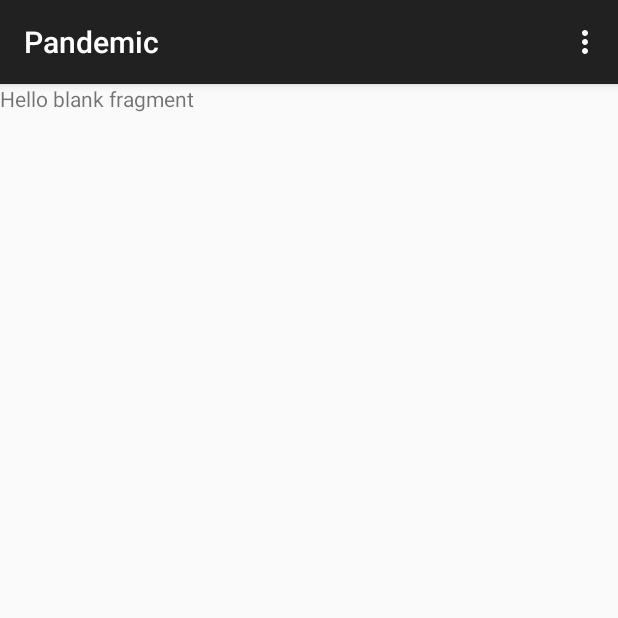
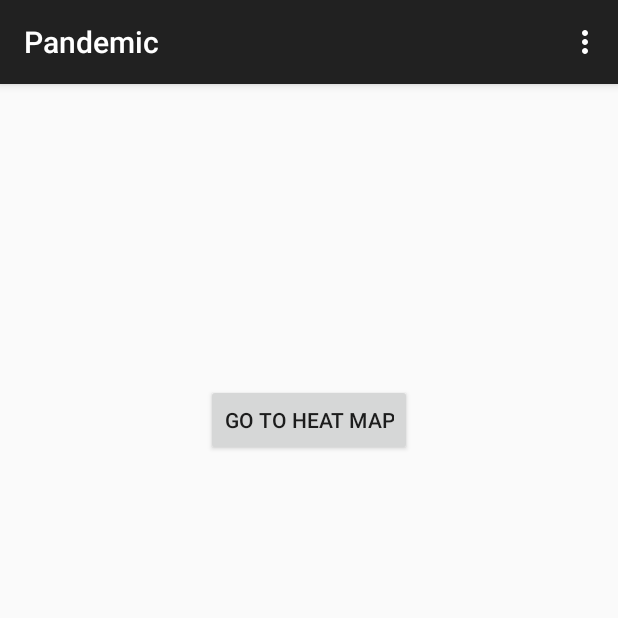
Before and after one commit to Throckmortra/Pandemic, an Android app: the screen it shows after launch (MainActivity), on a phone screen of 412 x 824 dp, the top half of it. Run offline under Robolectric (Android 15) with nearby library versions, the phone set to English and light mode, and no system bars; our stand-ins replace ButterKnife.

Commit message:
added mFragmentActionCallback to ParametersFragment

```diff
--- a/app/src/main/java/ramhacks/pandemic/ParametersFragment.java
+++ b/app/src/main/java/ramhacks/pandemic/ParametersFragment.java
@@ -6,19 +6,22 @@ import android.net.Uri;
 import android.os.Bundle;
 
 import android.support.v4.app.Fragment;
+import android.util.Log;
 import android.view.LayoutInflater;
 import android.view.View;
 import android.view.ViewGroup;
+import android.widget.Button;
 
 
 import butterknife.Bind;
 import butterknife.OnClick;
+import ramhacks.pandemic.Interfaces.OnFragmentActionListener;
 
 
 public class ParametersFragment extends Fragment {
 
-    //private OnFragmentInteractionListener mListener;
     //@Bind(R.id.btn_heatmap) public Button mBtnHeatMap;
+    private OnFragmentActionListener mFragmentActionCallback;
 
     public static ParametersFragment newInstance() {
         ParametersFragment fragment = new ParametersFragment();
@@ -35,8 +38,9 @@ public class ParametersFragment extends Fragment {
 
     }
 
-    // @OnClick(R.id.btn_heatmap)
+    @OnClick(R.id.btn_heatmap)
     public void segueToHeatActivity(){
+        Log.d("ayyy", "lmao");
         Intent intent = new Intent(getActivity(), HeatMapActivity.class);
         getActivity().startActivity(intent);
     }
@@ -53,6 +57,12 @@ public class ParametersFragment extends Fragment {
     @Override
     public void onAttach(Activity activity) {
         super.onAttach(activity);
+        try {
+            mFragmentActionCallback = (OnFragmentActionListener) activity;
+        } catch (ClassCastException e) {
+            throw new ClassCastException(activity.toString()
+                    + " must implement OnFragmentActionListener");
+        }
 
     }
 
--- a/app/src/main/res/layout/fragment_parameters.xml
+++ b/app/src/main/res/layout/fragment_parameters.xml
@@ -1,9 +1,16 @@
-<FrameLayout xmlns:android="http://schemas.android.com/apk/res/android"
-    xmlns:tools="http://schemas.android.com/tools" android:layout_width="match_parent"
-    android:layout_height="match_parent" tools:context="ramhacks.pandemic.ParametersFragment">
+<LinearLayout xmlns:android="http://schemas.android.com/apk/res/android"
+xmlns:tools="http://schemas.android.com/tools"
+android:orientation="vertical"
+android:layout_width="fill_parent"
+android:layout_height="fill_parent"
+tools:context="lumbridge.paybro.ParametersFragment">
 
-    <!-- TODO: Update blank fragment layout -->
-    <TextView android:layout_width="match_parent" android:layout_height="match_parent"
-        android:text="@string/hello_blank_fragment" />
+    <Button
+        android:layout_width="wrap_content"
+        android:layout_height="wrap_content"
+        android:text="Go to Heat Map"
+        android:id="@+id/btn_heatmap"
+        android:layout_gravity="center_horizontal"
+        android:layout_marginTop="200dp" />
 
-</FrameLayout>
+</LinearLayout>
```
